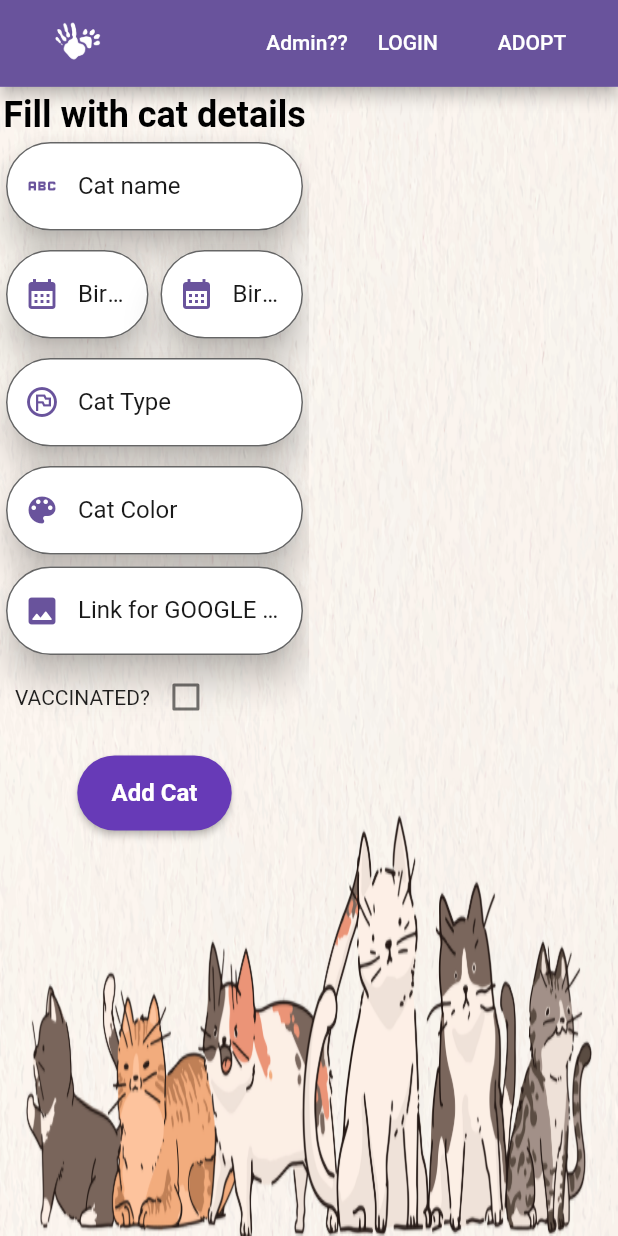
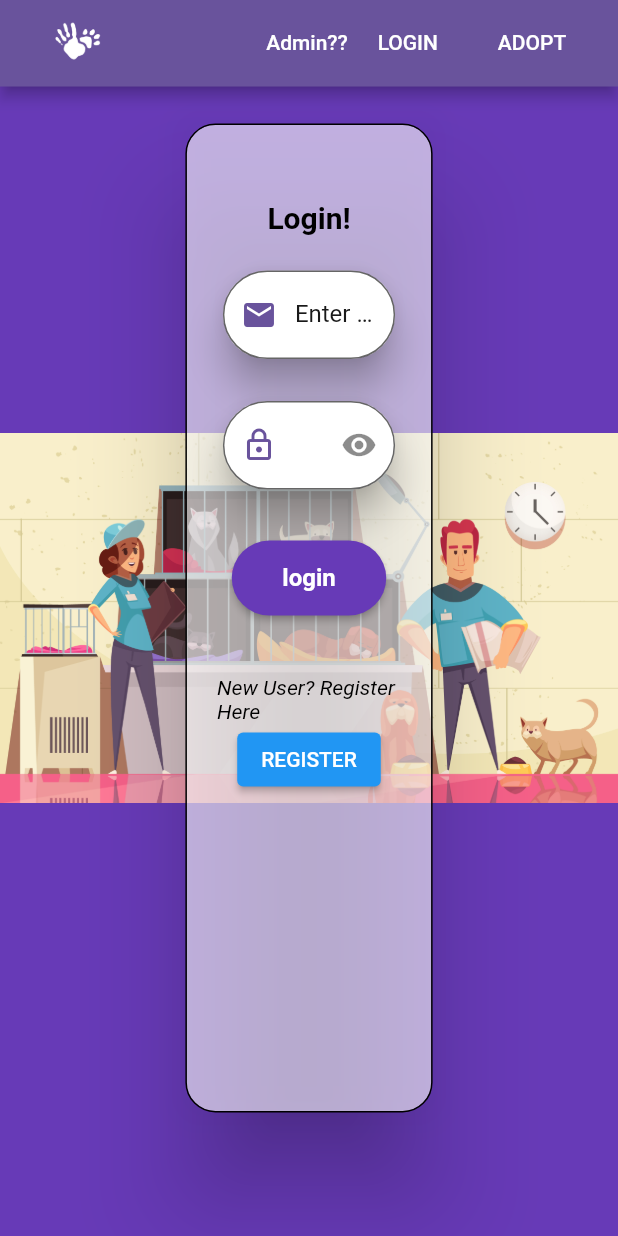
Before and after one commit to ZiadAssem/flutter_application_1, a Flutter app: the screen it shows after launch, on a phone screen of 412 x 824 dp. Run offline on Flutter 3.47's test engine with Material 2 defaults, Android fonts, the phone set to English and light mode, and no system bars; drawn by our look-alikes of firebase_database; our stand-ins replace carousel_slider, cloud_firestore, file_picker, firebase_auth, firebase_core, get and 2 more; accounts and stored records are empty.

Commit message:
created new login screen

```diff
--- a/lib/main.dart
+++ b/lib/main.dart
@@ -1,27 +1,21 @@
 import 'package:firebase_core/firebase_core.dart';
 import 'package:flutter_application_1/screens/admin-screens/addcatscreen.dart';
 import 'package:flutter_application_1/screens/adoptscreen.dart';
+import 'package:flutter_application_1/screens/loginscreen2.dart';
 import 'package:get/get.dart';
 import 'firebase_options.dart';
 import 'package:flutter/material.dart';
 
 import 'screens/admin-screens/admin_dashboard.dart';
 
-
-
-void main ()  async{
-
+void main() async {
   WidgetsFlutterBinding.ensureInitialized();
   final Future<FirebaseApp> _future = Firebase.initializeApp();
 
   await Firebase.initializeApp(options: DefaultFirebaseOptions.web);
-   runApp( App());
+  runApp(App());
   //runApp(HomePage());
-
-
-
 }
-
 
 class App extends StatelessWidget {
   App({super.key});
@@ -30,23 +24,23 @@ class App extends StatelessWidget {
 
   @override
   Widget build(BuildContext context) {
-    return  GetMaterialApp(
+    return GetMaterialApp(
       debugShowCheckedModeBanner: false,
       home: FutureBuilder(
         future: _initialization,
-        builder: (context,snapshot){
-          if(snapshot.hasError){
+        builder: (context, snapshot) {
+          if (snapshot.hasError) {
             print('Error');
           }
-          if(snapshot.connectionState==ConnectionState.done){
+          if (snapshot.connectionState == ConnectionState.done) {
             //return const HomeScreen();
-           return AddCat();
+            return LoginScreen2();
             //return SignUpScreen();
             // return AddCat();
           }
           return const CircularProgressIndicator();
         },
-      ) ,
+      ),
       title: 'Animal Rights Association',
     );
   }
--- a/lib/reusable_widgets/reusable_widget.dart
+++ b/lib/reusable_widgets/reusable_widget.dart
@@ -10,6 +10,7 @@ import '../screens/homescreen.dart';
 import '../screens/loginscreen.dart';
 import '../screens/adoptscreen.dart';
 import '../screens/testscreen.dart';
+import 'package:flutter_application_1/screens/loginscreen2.dart';
 
 Image logoWidget(String imageName) {
   //logo image
@@ -121,7 +122,6 @@ Widget appBarButton(Widget navigateTo, String title, context) {
   );
 }
 
-
 //A custom appbar for easy implementation
 appBarCustom(context, homeQuery) {
   bool test = User.isAdmin;
@@ -134,9 +134,9 @@ appBarCustom(context, homeQuery) {
         Row(
           children: [
             adminButton(context),
-           // appBarButton(TestScreen(), 'test', context),
+            // appBarButton(TestScreen(), 'test', context),
             if (AuthenticationRepository.auth.currentUser == null)
-              appBarButton(const LoginScreen(), 'LOGIN', context)
+              appBarButton(const LoginScreen2(), 'LOGIN', context)
             else
               TextButton(
                   onPressed: () {
@@ -149,7 +149,6 @@ appBarCustom(context, homeQuery) {
             Container(padding: const EdgeInsets.all(10)),
             appBarButton(AdoptionScreen(), 'ADOPT  ', context),
             Container(padding: const EdgeInsets.all(10)),
-
           ],
         ),
       ],
@@ -182,15 +181,13 @@ Widget adminButton(context) {
         } else {
           // Navigator.of(context).push(
           //     MaterialPageRoute(builder: (context) => const HomeScreen()));
-         Get.showSnackbar(GetSnackBar(message: 'UNAUTHORIZED ACCESS',));
-
+          Get.showSnackbar(GetSnackBar(
+            message: 'UNAUTHORIZED ACCESS',
+          ));
         }
       },
-      child: const Text(
-        'Admin??',
-        style:  TextStyle(
-        color: Colors.white,
-        )
-
-      ));
+      child: const Text('Admin??',
+          style: TextStyle(
+            color: Colors.white,
+          )));
 }
--- /dev/null
+++ b/lib/screens/loginscreen2.dart
@@ -0,0 +1,191 @@
+import 'package:flutter_application_1/mixins/validation_mixin.dart';
+import 'package:flutter_application_1/screens/homescreen.dart';
+import 'package:flutter_application_1/screens/registerscreen2.dart';
+import 'package:flutter_application_1/src2/authentication_repository.dart';
+import 'package:flutter_application_1/src2/login_controller.dart';
+import 'package:get/get.dart';
+import '../classes/user.dart';
+import '../reusable_widgets/reusable_widget.dart';
+import 'package:flutter/material.dart';
+import '../src2/signup_controller.dart';
+import '../classes/user.dart' as u;
+import 'dart:io';
+
+import '../utils/database.dart';
+
+class LoginScreen2 extends StatefulWidget {
+  const LoginScreen2({Key? key}) : super(key: key);
+
+  @override
+  LoginScreen2State createState() => LoginScreen2State();
+}
+
+class LoginScreen2State extends State<LoginScreen2> with ValidationMixin {
+  final signUpController = Get.put(SignUpController());
+  final _formKey = GlobalKey<FormState>();
+  bool showPassword = true;
+
+  @override
+  Widget build(BuildContext context) {
+    MediaQueryData homeQuery = MediaQuery.of(context);
+    return screenDecoration(
+      context,
+      const Text('login'),
+      LoginDesign(
+        signUpController,
+        _formKey,
+        context,
+        validateEmail,
+        validatePassword,
+        IconButton(
+          icon: const Icon(Icons.remove_red_eye_sharp),
+          onPressed: () {
+            setState(() {
+              showPassword = !showPassword;
+            });
+          },
+        ),
+        showPassword,
+      ),
+      homeQuery,
+    );
+  }
+}
+
+Widget screenDecoration(context, title, Widget child, homeQuery) {
+  return Scaffold(
+    extendBodyBehindAppBar: true,
+    appBar: appBarCustom(context, homeQuery) as PreferredSize,
+    body: Stack(
+      children: [
+        Container(
+          decoration: const BoxDecoration(
+            image: DecorationImage(
+              fit: BoxFit.fitWidth,
+              image: AssetImage('assets/shelter illustration.jpg'),
+            ),
+            color: Colors.deepPurple,
+            //Color(0xff69539C),
+          ),
+        ),
+        Center(
+          child: Card(
+            color: Colors.transparent,
+            surfaceTintColor: Colors.black,
+            shadowColor: Colors.black,
+            elevation: 30,
+            child: Container(
+              width: 0.4 * MediaQuery.of(context).size.width,
+              height: 0.8 * MediaQuery.of(context).size.height,
+              decoration: BoxDecoration(
+                color: Colors.white.withOpacity(0.6),
+                border: Border.all(color: Colors.black),
+                borderRadius: const BorderRadius.all(Radius.circular(20)),
+              ),
+              child: SingleChildScrollView(
+                child: Padding(
+                  padding: const EdgeInsets.fromLTRB(20, 50, 20, 10),
+                  child: child,
+                ),
+              ),
+            ),
+          ),
+        ),
+      ],
+    ),
+  );
+}
+
+Widget LoginDesign(controller, formKey, context, validateEmail,
+    validatePassword, passwordIcon, showPassword) {
+  return Form(
+    key: formKey,
+    child: Column(
+      children: [
+        const Text(
+          'Login!',
+          style: TextStyle(
+            color: Colors.black,
+            fontWeight: FontWeight.bold,
+            fontSize: 20,
+          ),
+        ),
+        const SizedBox(height: 20),
+        reusableTextField(
+            "Enter email", Icons.email, false, controller.email, validateEmail),
+        const SizedBox(height: 20),
+        reusableTextField("Enter Password", Icons.lock_outlined, true,
+            controller.password, validatePassword, passwordIcon, showPassword),
+        const SizedBox(height: 20),
+        firebaseUIButton(context, "login", () async {
+          if (formKey.currentState!.validate()) {
+            //loginFormKey.currentState?.save();
+            LoginController.instance.loginUser(
+                controller.email.text.toLowerCase().trim() as String,
+                controller.password.text.trim() as String);
+            formKey.currentState.reset();
+
+            if (AuthenticationRepository.auth.currentUser != null) {
+              User.isAdmin = await DbHelper.isAdmin();
+
+              Navigator.of(context).push(
+                  MaterialPageRoute(builder: (context) => const HomeScreen()));
+            } else {
+              Navigator.of(context).push(MaterialPageRoute(
+                  builder: (context) => const LoginScreen2()));
+            }
+          }
+        }, 0.25 * MediaQuery.of(context).size.width),
+        const SizedBox(
+          height: 20,
+        ),
+        newUserButton(context)
+      ],
+    ),
+  );
+}
+
+Widget submitButton(context, controller, formKey, loggedIn) {
+  return ElevatedButton(
+    onPressed: () async {
+      if (formKey.currentState!.validate()) {
+        //loginFormKey.currentState?.save();
+        LoginController.instance.loginUser(
+            controller.email.text.toLowerCase().trim() as String,
+            controller.password.text.trim() as String);
+        formKey.currentState.reset();
+
+        if (AuthenticationRepository.auth.currentUser != null) {
+          User.isAdmin = await DbHelper.isAdmin();
+
+          Navigator.of(context).push(
+              MaterialPageRoute(builder: (context) => const HomeScreen()));
+        } else {
+          Navigator.of(context).push(
+              MaterialPageRoute(builder: (context) => const LoginScreen2()));
+        }
+      }
+    },
+    child: const Text('submit'),
+  );
+}
+
+Widget newUserButton(context) {
+  return Column(
+    children: [
+      const Text(
+        "New User? Register Here",
+        style: TextStyle(
+          color: Colors.black,
+          fontStyle: FontStyle.italic,
+        ),
+      ),
+      ElevatedButton(
+          onPressed: () {
+            Navigator.of(context).push(
+                MaterialPageRoute(builder: (context) => const SignUpScreen()));
+          },
+          child: const Text('REGISTER'))
+    ],
+  );
+}
```
Also changed, not shown: lib/screens/homescreen.dart (+12 -23 lines). Lines whose indentation alone changed are shown as unchanged.
